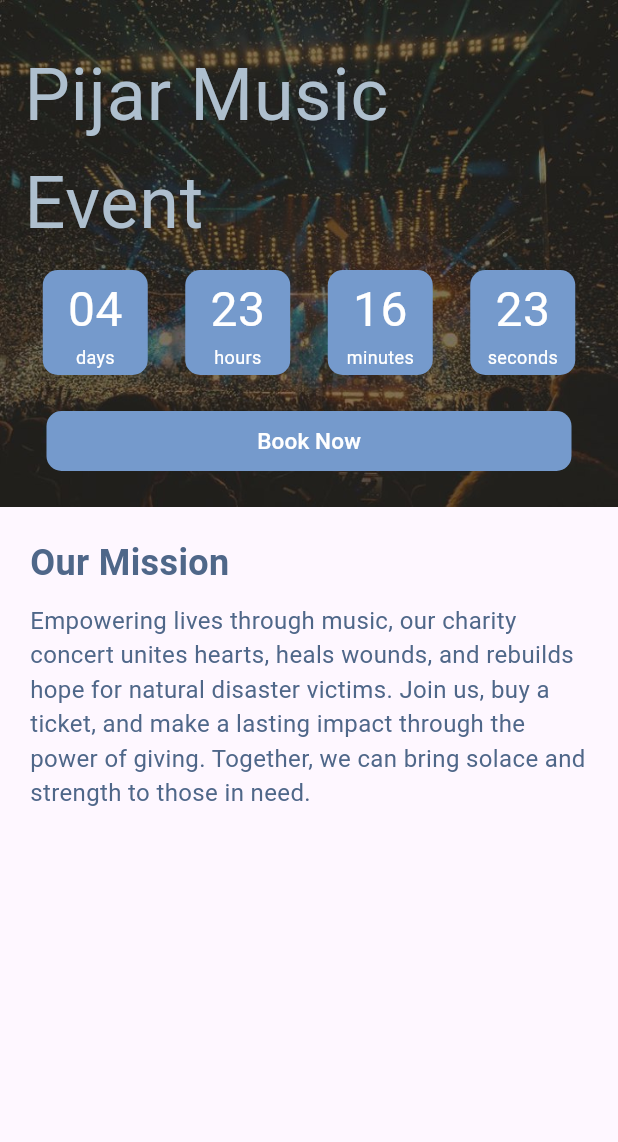
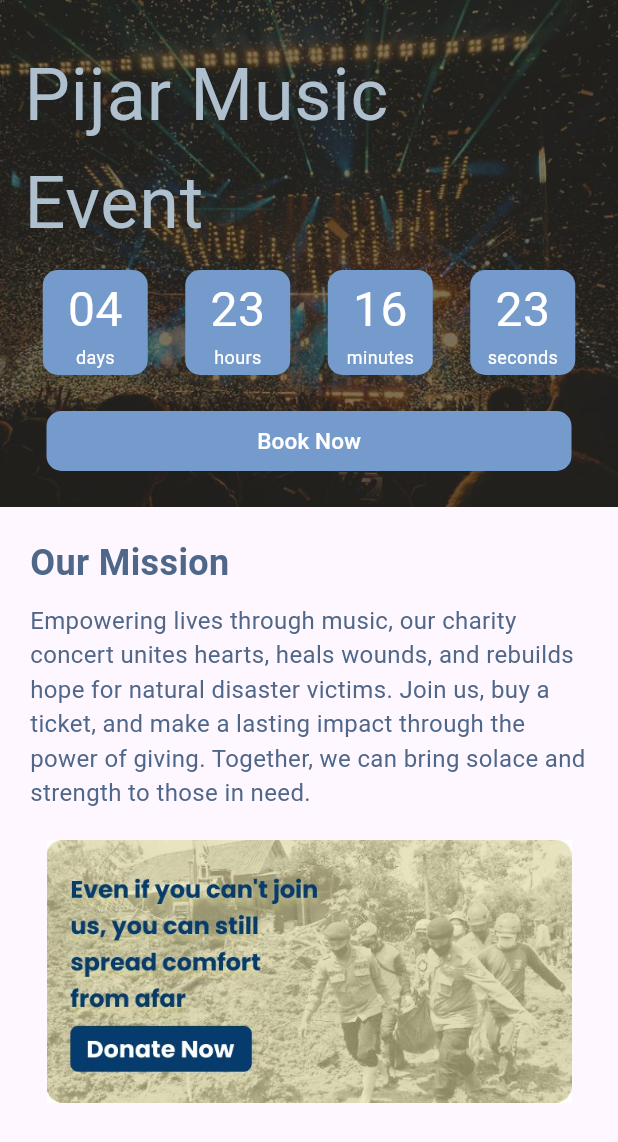
Before and after one commit to badriyahhm/PBM-Projects, a Flutter app: the screen it shows after launch, on a phone screen of 412 x 824 dp. Shown: the top 1142 px of the screen. Run offline on Flutter 3.47's test engine with Material 3 defaults, Android fonts, the phone set to English and light mode, and no system bars.

Commit message:
Menambah image impact.png

```diff
--- a/tugas_2/lib/main.dart
+++ b/tugas_2/lib/main.dart
@@ -14,6 +14,7 @@
             children: [
               const Countdown(),
               const Mission(),
+              ImageSection(image: 'assets/donatenow.jpg')
             ],
           ),
         ),
@@ -165,9 +166,9 @@
   Widget build(BuildContext context) {
     return Image.asset(
       image,
-      width: 600,
-      height: 240,
-      fit: BoxFit.cover,
+      width: 350,
+      height: 175,
+      fit: BoxFit.fill,
     );
   }
 }
--- a/tugas_2/pubspec.yaml
+++ b/tugas_2/pubspec.yaml
@@ -62,6 +62,7 @@ flutter:
   assets:
   - assets/concert1.jpg
   - assets/donatenow.jpg
+  - assets/impact.png
   #   - images/a_dot_ham.jpeg
 
   # An image asset can refer to one or more resolution-specific "variants", see
```
Also changed, not shown: tugas_2/assets/impact.png (added).
